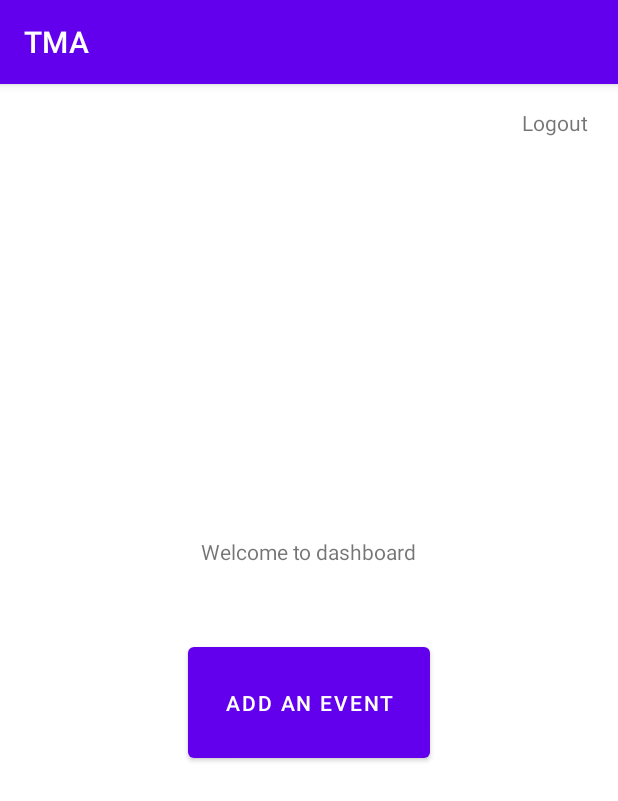
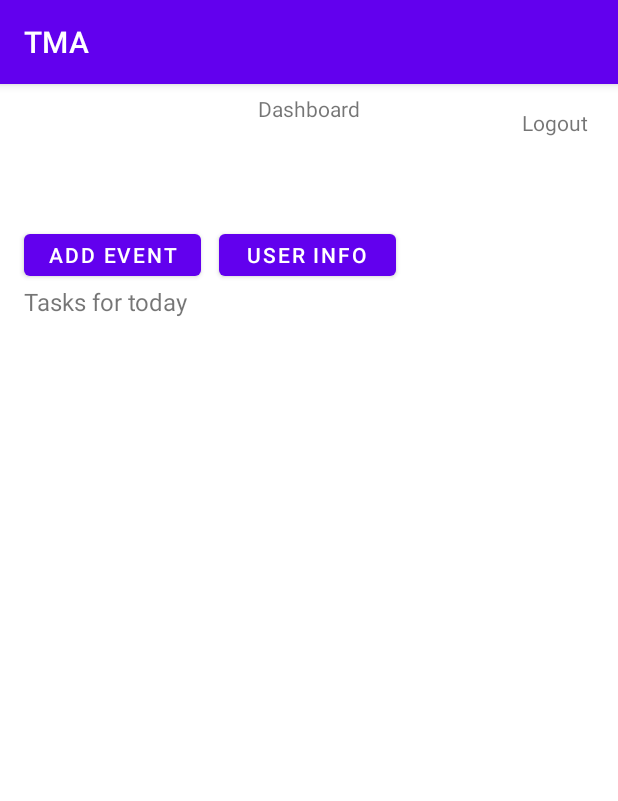
Before and after one commit to hamzabalazs/Time-Managment-App, an Android app: the screen it shows after launch (MainActivity), on a phone screen of 412 x 824 dp. Shown: the top 801 px of the screen. Run offline under Robolectric (Android 15) with nearby library versions, the phone set to English and light mode, and no system bars; our stand-ins replace Firebase (no records; nobody signed in at launch, a user with empty details on screens opened directly); 1 statement that could not run was skipped.

Commit message:
Main page: implemented user info activity

```diff
--- a/app/src/main/AndroidManifest.xml
+++ b/app/src/main/AndroidManifest.xml
@@ -11,6 +11,9 @@
         android:roundIcon="@mipmap/ic_launcher_round"
         android:supportsRtl="true"
         android:theme="@style/Theme.TMA">
+        <activity
+            android:name=".DisplayUserInfoActivity"
+            android:exported="true" />
         <activity
             android:name=".AddEventActivity"
             android:exported="true" />
--- a/app/src/main/java/com/example/tma/MainActivity.java
+++ b/app/src/main/java/com/example/tma/MainActivity.java
@@ -1,17 +1,32 @@
 package com.example.tma;
 
+import androidx.annotation.NonNull;
 import androidx.appcompat.app.AppCompatActivity;
 
 import android.content.Intent;
 import android.os.Bundle;
 import android.view.View;
 import android.widget.Button;
+import android.widget.TextView;
 
+import com.google.android.gms.tasks.OnCompleteListener;
+import com.google.android.gms.tasks.OnSuccessListener;
+import com.google.android.gms.tasks.Task;
 import com.google.firebase.auth.FirebaseAuth;
+import com.google.firebase.auth.FirebaseUser;
+import com.google.firebase.firestore.CollectionReference;
+import com.google.firebase.firestore.DocumentSnapshot;
+import com.google.firebase.firestore.FirebaseFirestore;
+import com.google.firebase.firestore.QuerySnapshot;
 
 public class MainActivity extends AppCompatActivity {
 
+    FirebaseFirestore db = FirebaseFirestore.getInstance();
+    FirebaseUser CurrentUser = FirebaseAuth.getInstance().getCurrentUser();
+    CollectionReference eventRef = db.collection("events");
     Button calendarButton;
+    Button userButton;
+    TextView welcomeView, dataView;
 
     @Override
     protected void onCreate(Bundle savedInstanceState) {
@@ -20,13 +35,44 @@ public class MainActivity extends AppCompatActivity {
         setContentView(R.layout.activity_main);
 
         calendarButton = findViewById(R.id.EventButton);
+        userButton = findViewById(R.id.userInfoButton);
+        welcomeView = findViewById(R.id.welcomeTextView);
+        dataView = findViewById(R.id.currTaskTextView);
+
+        db.collection("users").document(CurrentUser.getUid())
+                .get()
+                .addOnCompleteListener(new OnCompleteListener<DocumentSnapshot>() {
+                    @Override
+                    public void onComplete(@NonNull Task<DocumentSnapshot> task) {
+                        if(task.isSuccessful()){
+                            DocumentSnapshot docsnap = task.getResult();
+                            if(docsnap.exists()){
+                                String lastname = docsnap.get("Last Name").toString();
+                                String message = "Welcome, " + lastname;
+                                welcomeView.setText(message);
+                            }
+                        }
+                    }
+                });
+
+
+
         calendarButton.setOnClickListener(new View.OnClickListener() {
             @Override
             public void onClick(View v) {
                 startActivity(new Intent(getApplicationContext(),AddEventActivity.class));
             }
         });
+
+        userButton.setOnClickListener(new View.OnClickListener() {
+            @Override
+            public void onClick(View v) {
+                startActivity(new Intent(getApplicationContext(),DisplayUserInfoActivity.class));
+            }
+        });
+
     }
+
 
     public void logout(View v){
         FirebaseAuth.getInstance().signOut();
--- a/app/src/main/res/layout/activity_main.xml
+++ b/app/src/main/res/layout/activity_main.xml
@@ -10,14 +10,14 @@
         android:id="@+id/textView9"
         android:layout_width="wrap_content"
         android:layout_height="wrap_content"
-        android:text="Welcome to dashboard"
+        android:text="Dashboard"
         app:layout_constraintBottom_toBottomOf="parent"
         app:layout_constraintEnd_toEndOf="parent"
         app:layout_constraintLeft_toLeftOf="parent"
         app:layout_constraintRight_toRightOf="parent"
         app:layout_constraintStart_toStartOf="parent"
         app:layout_constraintTop_toTopOf="parent"
-        app:layout_constraintVertical_bias="0.403" />
+        app:layout_constraintVertical_bias="0.009" />
 
     <TextView
         android:id="@+id/textView5"
@@ -34,12 +34,49 @@
 
     <Button
         android:id="@+id/EventButton"
-        android:layout_width="161dp"
-        android:layout_height="86dp"
-        android:layout_marginTop="48dp"
-        android:text="Add an event"
+        android:layout_width="118dp"
+        android:layout_height="40dp"
+        android:text="Add event"
         app:layout_constraintEnd_toEndOf="parent"
+        app:layout_constraintHorizontal_bias="0.054"
+        app:layout_constraintStart_toStartOf="parent"
+        app:layout_constraintTop_toBottomOf="@+id/welcomeTextView" />
+
+    <TextView
+        android:id="@+id/welcomeTextView"
+        android:layout_width="283dp"
+        android:layout_height="32dp"
+        android:layout_marginStart="16dp"
+        android:layout_marginTop="36dp"
+        android:textSize="20sp"
         app:layout_constraintStart_toStartOf="parent"
         app:layout_constraintTop_toBottomOf="@+id/textView9" />
 
+    <TextView
+        android:id="@+id/textView12"
+        android:layout_width="wrap_content"
+        android:layout_height="wrap_content"
+        android:layout_marginStart="16dp"
+        android:text="Tasks for today"
+        android:textSize="16sp"
+        app:layout_constraintStart_toStartOf="parent"
+        app:layout_constraintTop_toBottomOf="@+id/EventButton" />
+
+    <TextView
+        android:id="@+id/currTaskTextView"
+        android:layout_width="388dp"
+        android:layout_height="571dp"
+        android:layout_marginStart="16dp"
+        app:layout_constraintStart_toStartOf="parent"
+        app:layout_constraintTop_toBottomOf="@+id/textView12" />
+
+    <Button
+        android:id="@+id/userInfoButton"
+        android:layout_width="118dp"
+        android:layout_height="40dp"
+        android:layout_marginStart="12dp"
+        android:text="User info"
+        app:layout_constraintStart_toEndOf="@+id/EventButton"
+        app:layout_constraintTop_toBottomOf="@+id/welcomeTextView" />
+
 </androidx.constraintlayout.widget.ConstraintLayout>
```
Also changed, not shown: app/src/main/java/com/example/tma/DisplayUserInfoActivity.java (added, +125 -0 lines), app/src/main/res/layout/activity_display_user_info.xml (added, +113 -0 lines).
